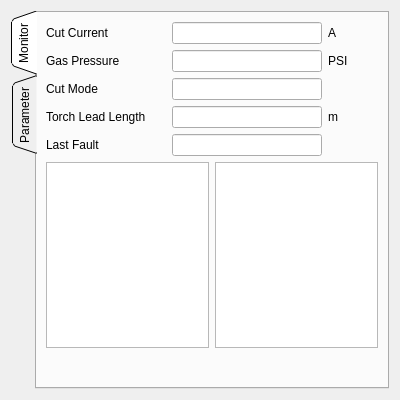
Old version of the form src/MotionControl/Widgets/monitor/PPSMonitor/hyper/PowermaxMonitorWidget.ui in the repository shizhan-shelly/MotionControl.
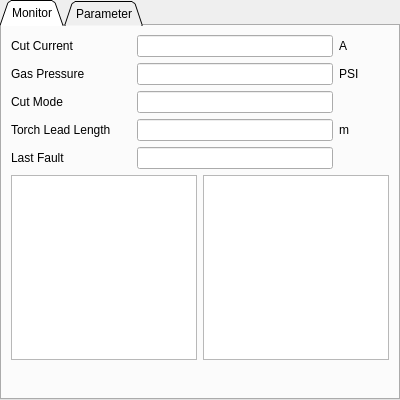
New version of the form.

```diff
--- a/src/MotionControl/Widgets/monitor/PPSMonitor/hyper/PowermaxMonitorWidget.ui
+++ b/src/MotionControl/Widgets/monitor/PPSMonitor/hyper/PowermaxMonitorWidget.ui
@@ -14,10 +14,16 @@
    <string/>
   </property>
   <layout class="QHBoxLayout" name="horizontalLayout_10">
+   <property name="spacing">
+    <number>5</number>
+   </property>
+   <property name="margin">
+    <number>0</number>
+   </property>
    <item>
     <widget class="QTabWidget" name="tab_">
      <property name="tabPosition">
-      <enum>QTabWidget::West</enum>
+      <enum>QTabWidget::North</enum>
      </property>
      <property name="tabShape">
       <enum>QTabWidget::Triangular</enum>
```
